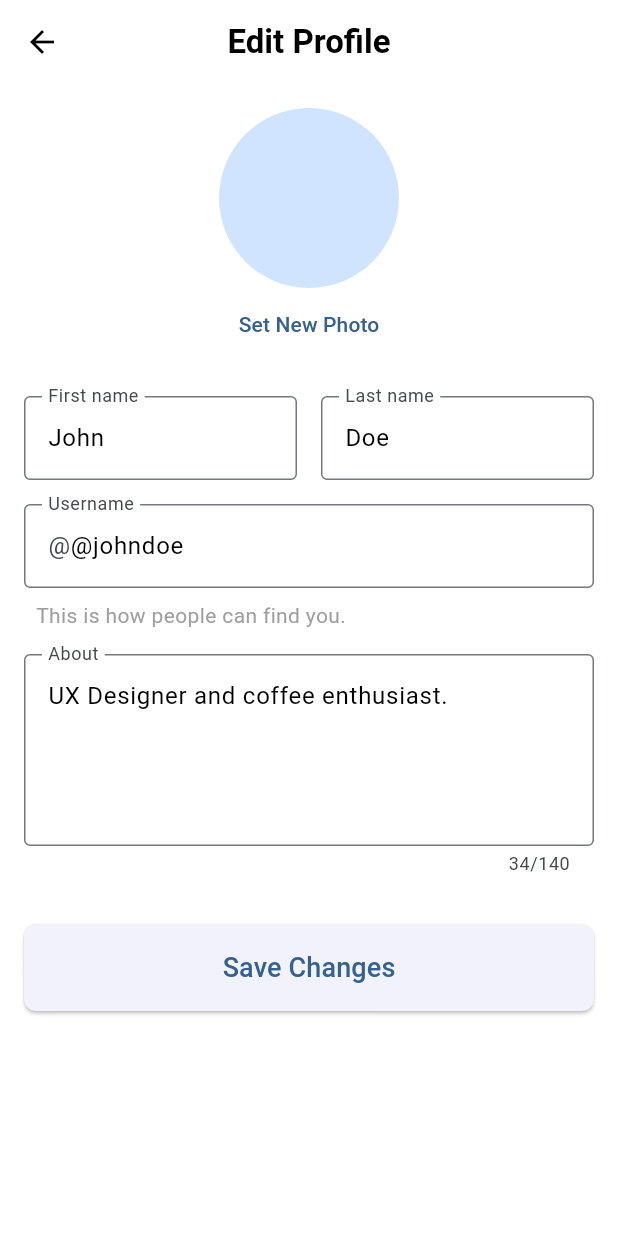
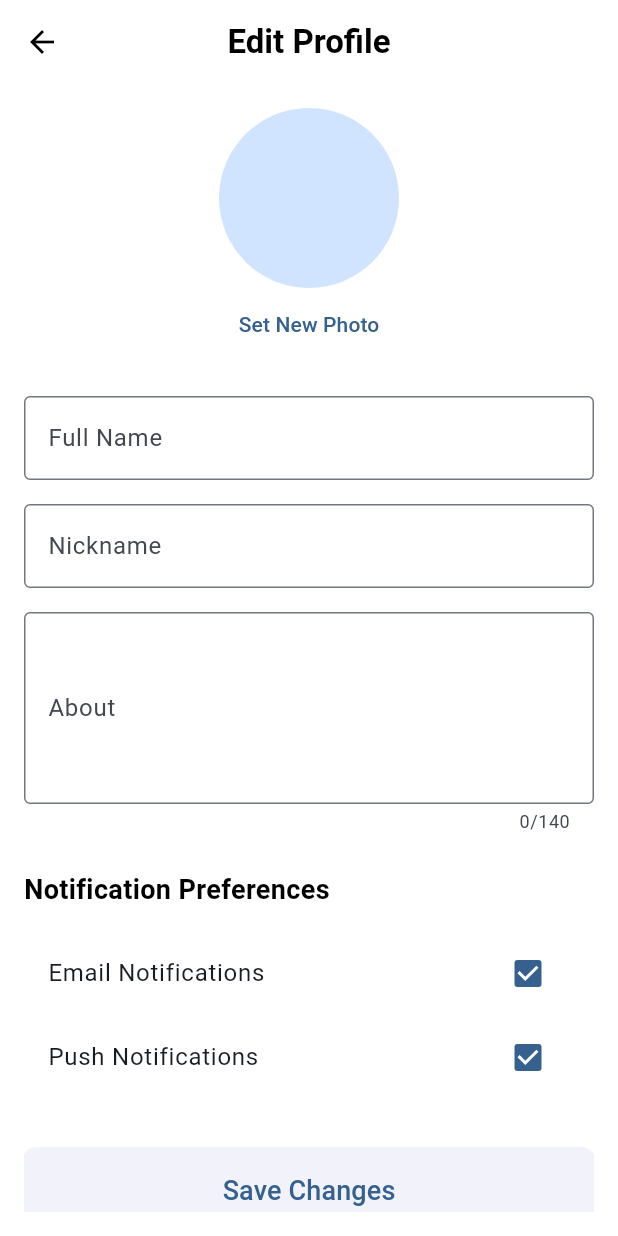
Before and after one commit to ferr0084/ISP, a Flutter app: the ProfileEditingScreen screen opened by its route, after a tap on "Set New Photo", on a phone screen of 412 x 824 dp. Run offline on Flutter 3.47's test engine with Material 3 defaults, Android fonts, the phone set to English and light mode, and no system bars; our stand-ins replace dartz, equatable, flutter_dotenv, get_it, go_router, image_picker and 2 more; missing offline and left inert: mobile_scanner; accounts and stored records are empty; network calls fail.

Commit message:
fixed profile screens

```diff
--- a/app/lib/core/di/service_locator.dart
+++ b/app/lib/core/di/service_locator.dart
@@ -7,7 +7,7 @@
 import '../../features/auth/domain/usecases/login_with_email_and_password.dart';
 import '../../features/auth/domain/usecases/logout.dart';
 import '../../features/auth/domain/usecases/sign_up.dart';
-import '../../features/auth/domain/usecases/update_profile.dart';
+import '../../features/profile/domain/usecases/update_profile.dart';
 import '../../features/auth/presentation/providers/user_provider.dart';
 import '../../features/chats/data/repositories/chat_repository_impl.dart';
 import '../../features/chats/domain/repositories/chat_repository.dart';
--- a/app/lib/core/router/app_router.dart
+++ b/app/lib/core/router/app_router.dart
@@ -20,6 +20,7 @@ import '../../features/groups/presentation/screens/my_groups_overview_screen.dar
 import '../../features/home/presentation/pages/home_page.dart';
 import '../../features/idiot_game/presentation/screens/idiot_game_dashboard_screen.dart';
 import '../../features/profile/presentation/screens/profile_editing_screen.dart';
+import '../../features/profile/presentation/screens/profile_stats_screen.dart';
 import '../../features/profile/presentation/screens/profile_view_screen.dart';
 
 class AppRouter {
@@ -135,6 +136,10 @@ class AppRouter {
             path: 'edit',
             builder: (context, state) => const ProfileEditingScreen(),
           ),
+          GoRoute(
+            path: 'stats',
+            builder: (context, state) => const ProfileStatsScreen(),
+          ),
         ],
       ),
     ],
--- a/app/lib/core/widgets/main_drawer.dart
+++ b/app/lib/core/widgets/main_drawer.dart
@@ -20,7 +20,11 @@ class MainDrawer extends StatelessWidget {
             builder: (context, userProvider, child) {
               final user = userProvider.user;
               final profile = userProvider.profile;
-              final userName = profile?.fullName ?? user?.email ?? 'Guest';
+              final userName =
+                  profile?.nickname ??
+                  profile?.fullName ??
+                  user?.email ??
+                  'Guest';
               final userAvatarUrl =
                   user?.userMetadata?['avatar_url'] as String?;
 
--- a/app/lib/features/auth/presentation/providers/user_provider.dart
+++ b/app/lib/features/auth/presentation/providers/user_provider.dart
@@ -1,12 +1,12 @@
 import 'package:app/features/profile/domain/entities/profile.dart';
 import 'package:app/features/profile/domain/usecases/get_profile.dart';
+import 'package:app/features/profile/domain/usecases/update_profile.dart';
 import 'package:flutter/material.dart';
 import 'package:supabase_flutter/supabase_flutter.dart';
 
 import '../../domain/usecases/login_with_email_and_password.dart';
 import '../../domain/usecases/logout.dart';
 import '../../domain/usecases/sign_up.dart';
-import '../../domain/usecases/update_profile.dart';
 
 class UserProvider extends ChangeNotifier {
   final SignUp _signUp;
@@ -62,10 +62,10 @@ class UserProvider extends ChangeNotifier {
     notifyListeners();
   }
 
-  Future<void> updateUserProfile(String name) async {
+  Future<void> updateUserProfile(Profile updatedProfile) async {
     if (_user == null) return;
 
-    await _updateProfile(name);
+    await _updateProfile(updatedProfile);
     _user = Supabase.instance.client.auth.currentUser;
     if (_user != null) {
       _profile = await _getProfile(_user!.id);
--- a/app/lib/features/profile/domain/entities/profile.dart
+++ b/app/lib/features/profile/domain/entities/profile.dart
@@ -1,44 +1,99 @@
-class Profile {
+import 'package:equatable/equatable.dart';
+
+class Profile extends Equatable {
   final String id;
+  final String? avatarUrl;
   final String fullName;
+  final String? nickname;
   final String? phoneNumber;
+  final String? about;
+  final List<String>? badges;
+  final Map<String, dynamic>? stats;
+  final Map<String, dynamic>? notificationPreferences;
 
-  const Profile({required this.id, required this.fullName, this.phoneNumber});
+  const Profile({
+    required this.id,
+    this.avatarUrl,
+    required this.fullName,
+    this.nickname,
+    this.phoneNumber,
+    this.about,
+    this.badges,
+    this.stats,
+    this.notificationPreferences,
+  });
 
-  Profile copyWith({String? id, String? fullName, String? phoneNumber}) {
+  @override
+  List<Object?> get props => [
+    id,
+    avatarUrl,
+    fullName,
+    nickname,
+    phoneNumber,
+    about,
+    badges,
+    stats,
+    notificationPreferences,
+  ];
+
+  Profile copyWith({
+    String? id,
+    String? avatarUrl,
+    String? fullName,
+    String? nickname,
+    String? phoneNumber,
+    String? about,
+    List<String>? badges,
+    Map<String, dynamic>? stats,
+    Map<String, dynamic>? notificationPreferences,
+  }) {
     return Profile(
       id: id ?? this.id,
+      avatarUrl: avatarUrl ?? this.avatarUrl,
       fullName: fullName ?? this.fullName,
+      nickname: nickname ?? this.nickname,
       phoneNumber: phoneNumber ?? this.phoneNumber,
+      about: about ?? this.about,
+      badges: badges ?? this.badges,
+      stats: stats ?? this.stats,
+      notificationPreferences:
+          notificationPreferences ?? this.notificationPreferences,
     );
   }
 
   Map<String, dynamic> toMap() {
-    return {'id': id, 'full_name': fullName, 'phone_number': phoneNumber};
+    return {
+      'id': id,
+      'avatar_url': avatarUrl,
+      'full_name': fullName,
+      'nickname': nickname,
+      'phone_number': phoneNumber,
+      'about': about,
+      'badges': badges,
+      'stats': stats,
+      'notification_preferences': notificationPreferences,
+    };
   }
 
   factory Profile.fromMap(Map<String, dynamic> map) {
     return Profile(
       id: map['id'] ?? '',
+      avatarUrl: map['avatar_url'],
       fullName: map['full_name'] ?? '',
+      nickname: map['nickname'],
       phoneNumber: map['phone_number'],
+      about: map['about'],
+      badges: map['badges'] != null ? List<String>.from(map['badges']) : null,
+      stats: map['stats'] != null
+          ? Map<String, dynamic>.from(map['stats'])
+          : null,
+      notificationPreferences: map['notification_preferences'] != null
+          ? Map<String, dynamic>.from(map['notification_preferences'])
+          : null,
     );
   }
 
   @override
   String toString() =>
-      'Profile(id: $id, fullName: $fullName, phoneNumber: $phoneNumber)';
-
-  @override
-  bool operator ==(Object other) {
-    if (identical(this, other)) return true;
-
-    return other is Profile &&
-        other.id == id &&
-        other.fullName == fullName &&
-        other.phoneNumber == phoneNumber;
-  }
-
-  @override
-  int get hashCode => id.hashCode ^ fullName.hashCode ^ phoneNumber.hashCode;
+      'Profile(id: $id, avatarUrl: $avatarUrl, fullName: $fullName, nickname: $nickname, phoneNumber: $phoneNumber, about: $about, badges: $badges, stats: $stats, notificationPreferences: $notificationPreferences)';
 }
--- a/app/lib/features/profile/presentation/pages/profile_page.dart
+++ b/app/lib/features/profile/presentation/pages/profile_page.dart
@@ -1,4 +1,5 @@
 import 'package:app/features/auth/presentation/providers/user_provider.dart';
+import 'package:app/features/profile/domain/entities/profile.dart';
 import 'package:flutter/material.dart';
 import 'package:go_router/go_router.dart';
 import 'package:provider/provider.dart';
@@ -48,7 +49,9 @@ class _ProfilePageState extends State<ProfilePage> {
              icon: Icon(_isEditing ? Icons.check : Icons.edit),
              onPressed: () async {
                if (_isEditing) {
-                await userProvider.updateUserProfile(_nameController.text);
+                 final updatedProfile = userProvider.profile?.copyWith(fullName: _nameController.text) ??
+                     Profile(id: userProvider.user!.id, fullName: _nameController.text);
+                 await userProvider.updateUserProfile(updatedProfile);
                }
                setState(() {
                  _isEditing = !_isEditing;
--- a/app/lib/features/profile/presentation/screens/profile_editing_screen.dart
+++ b/app/lib/features/profile/presentation/screens/profile_editing_screen.dart
@@ -1,4 +1,11 @@
+import 'dart:io';
+
 import 'package:flutter/material.dart';
+import 'package:image_picker/image_picker.dart';
+import 'package:provider/provider.dart';
+import 'package:supabase_flutter/supabase_flutter.dart';
+
+import '../../../auth/presentation/providers/user_provider.dart';
 
 class ProfileEditingScreen extends StatefulWidget {
   const ProfileEditingScreen({super.key});
@@ -8,30 +15,64 @@ class ProfileEditingScreen extends StatefulWidget {
 }
 
 class _ProfileEditingScreenState extends State<ProfileEditingScreen> {
-  final TextEditingController _firstNameController = TextEditingController(
-    text: 'John',
-  );
-  final TextEditingController _lastNameController = TextEditingController(
-    text: 'Doe',
-  );
-  final TextEditingController _usernameController = TextEditingController(
-    text: '@johndoe',
-  );
-  final TextEditingController _aboutController = TextEditingController(
-    text: 'UX Designer and coffee enthusiast.',
-  );
+  final TextEditingController _fullNameController = TextEditingController();
+  final TextEditingController _aboutController = TextEditingController();
+  final TextEditingController _nicknameController = TextEditingController();
+  bool _emailNotifications = true;
+  bool _pushNotifications = true;
+  XFile? _selectedImage;
 
   @override
   void dispose() {
-    _firstNameController.dispose();
-    _lastNameController.dispose();
-    _usernameController.dispose();
+    _fullNameController.dispose();
     _aboutController.dispose();
+    _nicknameController.dispose();
     super.dispose();
+  }
+
+  Future<void> _pickImage() async {
+    final ImagePicker picker = ImagePicker();
+    final XFile? image = await picker.pickImage(source: ImageSource.gallery);
+    if (image != null) {
+      setState(() {
+        _selectedImage = image;
+      });
+    }
+  }
+
+  Future<String?> _uploadImage(XFile image) async {
+    final supabase = Supabase.instance.client;
+    final userId = supabase.auth.currentUser?.id;
+    if (userId == null) return null;
+
+    final fileName =
+        '$userId-avatar-${DateTime.now().millisecondsSinceEpoch}.jpg';
+    final file = File(image.path);
+
+    try {
+      await supabase.storage.from('avatars').upload(fileName, file);
+      final publicUrl = supabase.storage.from('avatars').getPublicUrl(fileName);
+      return publicUrl;
+    } catch (e) {
+      debugPrint('Error uploading image: $e');
+      return null;
+    }
   }
 
   @override
   Widget build(BuildContext context) {
+    final userProvider = Provider.of<UserProvider>(context);
+    final profile = userProvider.profile;
+
+    // Initialize controllers if not set
+    if (_fullNameController.text.isEmpty && profile != null) {
+      _fullNameController.text = profile.fullName;
+      _aboutController.text = profile.about ?? '';
+      _nicknameController.text = profile.nickname ?? '';
+      _emailNotifications = profile.notificationPreferences?['email'] ?? true;
+      _pushNotifications = profile.notificationPreferences?['push'] ?? true;
+    }
+
     return Scaffold(
       appBar: AppBar(
         leading: IconButton(
@@ -50,59 +91,36 @@ class _ProfileEditingScreenState extends State<ProfileEditingScreen> {
             Center(
               child: Column(
                 children: [
-                  const CircleAvatar(
+                  CircleAvatar(
                     radius: 60,
-                    backgroundImage: AssetImage(
-                      'assets/images/avatar_s.png',
-                    ), // Placeholder image
+                    backgroundImage: _selectedImage != null
+                        ? FileImage(File(_selectedImage!.path))
+                        : profile?.avatarUrl != null
+                        ? NetworkImage(profile!.avatarUrl!)
+                        : const AssetImage('assets/images/avatar_s.png')
+                              as ImageProvider,
                   ),
                   TextButton(
-                    onPressed: () {
-                      // TODO: Implement change photo functionality
-                    },
+                    onPressed: _pickImage,
                     child: const Text('Set New Photo'),
                   ),
                 ],
               ),
             ),
             const SizedBox(height: 24.0),
-            Row(
-              children: [
-                Expanded(
-                  child: TextField(
-                    controller: _firstNameController,
-                    decoration: const InputDecoration(
-                      labelText: 'First name',
-                      border: OutlineInputBorder(),
-                    ),
-                  ),
-                ),
-                const SizedBox(width: 16.0),
-                Expanded(
-                  child: TextField(
-                    controller: _lastNameController,
-                    decoration: const InputDecoration(
-                      labelText: 'Last name',
-                      border: OutlineInputBorder(),
-                    ),
-                  ),
-                ),
-              ],
+            TextField(
+              controller: _fullNameController,
+              decoration: const InputDecoration(
+                labelText: 'Full Name',
+                border: OutlineInputBorder(),
+              ),
             ),
             const SizedBox(height: 16.0),
             TextField(
-              controller: _usernameController,
+              controller: _nicknameController,
               decoration: const InputDecoration(
-                labelText: 'Username',
-                prefixText: '@',
+                labelText: 'Nickname',
                 border: OutlineInputBorder(),
-              ),
-            ),
-            const Padding(
-              padding: EdgeInsets.only(top: 8.0, left: 8.0),
-              child: Text(
-                'This is how people can find you.',
-                style: TextStyle(color: Colors.grey),
               ),
             ),
             const SizedBox(height: 16.0),
@@ -118,13 +136,78 @@ class _ProfileEditingScreenState extends State<ProfileEditingScreen> {
                 setState(() {}); // To update the counter
               },
             ),
+            const SizedBox(height: 24.0),
+            const Text(
+              'Notification Preferences',
+              style: TextStyle(fontSize: 18.0, fontWeight: FontWeight.bold),
+            ),
+            const SizedBox(height: 16.0),
+            CheckboxListTile(
+              title: const Text('Email Notifications'),
+              value: _emailNotifications,
+              onChanged: (value) {
+                setState(() {
+                  _emailNotifications = value ?? true;
+                });
+              },
+            ),
+            CheckboxListTile(
+              title: const Text('Push Notifications'),
+              value: _pushNotifications,
+              onChanged: (value) {
+                setState(() {
+                  _pushNotifications = value ?? true;
+                });
+              },
+            ),
             const SizedBox(height: 32.0),
             ElevatedButton(
-              onPressed: () {
-                // TODO: Implement save changes functionality
-                ScaffoldMessenger.of(context).showSnackBar(
-                  const SnackBar(content: Text('Save Changes button pressed!')),
+              onPressed: () async {
+                if (profile == null) return;
+
+                String? avatarUrl = profile.avatarUrl;
+                if (_selectedImage != null) {
+                  avatarUrl = await _uploadImage(_selectedImage!);
+                  if (avatarUrl == null) {
+                    if (mounted) {
+                      ScaffoldMessenger.of(context).showSnackBar(
+                        const SnackBar(content: Text('Failed to upload image')),
+                      );
+                    }
+                    return;
+                  }
+                }
+
+                final updatedProfile = profile.copyWith(
+                  avatarUrl: avatarUrl,
+                  fullName: _fullNameController.text,
+                  about: _aboutController.text,
+                  nickname: _nicknameController.text.isEmpty
+                      ? null
+                      : _nicknameController.text,
+                  notificationPreferences: {
+                    'email': _emailNotifications,
+                    'push': _pushNotifications,
+                  },
                 );
+
+                try {
+                  await userProvider.updateUserProfile(updatedProfile);
+                  if (mounted) {
+                    ScaffoldMessenger.of(context).showSnackBar(
+                      const SnackBar(
+                        content: Text('Profile updated successfully!'),
+                      ),
+                    );
+                    Navigator.of(context).pop();
+                  }
+                } catch (e) {
+                  if (mounted) {
+                    ScaffoldMessenger.of(context).showSnackBar(
+                      SnackBar(content: Text('Failed to update profile: $e')),
+                    );
+                  }
+                }
               },
               style: ElevatedButton.styleFrom(
                 padding: const EdgeInsets.symmetric(vertical: 16.0),
--- a/app/lib/features/profile/presentation/screens/profile_view_screen.dart
+++ b/app/lib/features/profile/presentation/screens/profile_view_screen.dart
@@ -31,8 +31,6 @@ class ProfileViewScreen extends StatelessWidget {
         builder: (context, userProvider, child) {
           final user = userProvider.user;
           final profile = userProvider.profile;
-          final userAvatarUrl = user?.userMetadata?['avatar_url'] as String?;
-
           return Padding(
             padding: const EdgeInsets.all(16.0),
             child: ListView(
@@ -42,8 +40,8 @@ class ProfileViewScreen extends StatelessWidget {
                     children: [
                       CircleAvatar(
                         radius: 60,
-                        backgroundImage: userAvatarUrl != null
-                            ? NetworkImage(userAvatarUrl)
+                        backgroundImage: profile?.avatarUrl != null
+                            ? NetworkImage(profile!.avatarUrl!)
                             : const AssetImage('assets/images/avatar_s.png')
                                   as ImageProvider, // Placeholder image
                       ),
@@ -53,6 +51,14 @@ class ProfileViewScreen extends StatelessWidget {
                         style: Theme.of(context).textTheme.headlineMedium,
                       ),
                       const SizedBox(height: 8.0),
+                      if (profile?.nickname != null)
+                        Text(
+                          profile!.nickname!,
+                          style: Theme.of(
+                            context,
+                          ).textTheme.titleSmall?.copyWith(color: Colors.blue),
+                        ),
+                      const SizedBox(height: 8.0),
                       Text(
                         user?.email ?? 'N/A',
                         style: Theme.of(
@@ -60,13 +66,40 @@ class ProfileViewScreen extends StatelessWidget {
                         ).textTheme.titleMedium?.copyWith(color: Colors.grey),
                       ),
                       const SizedBox(height: 16.0),
-                      const Text(
-                        'UX Designer and coffee enthusiast.',
-                        textAlign: TextAlign.center,
-                        style: TextStyle(fontSize: 16.0),
+                      if (profile?.about != null)
+                        Text(
+                          profile!.about!,
+                          textAlign: TextAlign.center,
+                          style: const TextStyle(fontSize: 16.0),
+                        )
+                      else
+                        const Text(
+                          'No bio yet.',
+                          textAlign: TextAlign.center,
+                          style: TextStyle(fontSize: 16.0, color: Colors.grey),
+                        ),
+                      const SizedBox(height: 16.0),
+                      if (profile?.badges != null &&
+                          profile!.badges!.isNotEmpty)
+                        Wrap(
+                          spacing: 8.0,
+                          runSpacing: 4.0,
+                          children: profile.badges!
+                              .map(
+                                (badge) => Chip(
+                                  label: Text(badge),
+                                  backgroundColor: Colors.amber,
+                                ),
+                              )
+                              .toList(),
+                        ),
+                      const SizedBox(height: 32.0),
+                      ElevatedButton(
+                        onPressed: () {
+                          context.push('/profile/stats');
+                        },
+                        child: const Text('View Personal Stats'),
                       ),
-                      const SizedBox(height: 32.0),
-                      // Removed ElevatedButton since the functionality is moved to AppBar actions
                     ],
                   ),
                 ),
--- a/app/pubspec.yaml
+++ b/app/pubspec.yaml
@@ -48,6 +48,7 @@ dependencies:
   share_plus: ^12.0.1
   flutter_contacts: ^1.1.9+2
   mobile_scanner: ^7.1.3
+  image_picker: ^1.2.1
 dev_dependencies:
   flutter_test:
     sdk: flutter
```
Also changed, not shown: app/lib/features/profile/domain/entities/user_profile.dart (+40 -6 lines), app/lib/features/profile/presentation/screens/profile_stats_screen.dart (added, +75 -0 lines), app/assets/images/odd-dog.jpg (added), app/pubspec.lock, 7 other files. Lines whose indentation alone changed are shown as unchanged.
